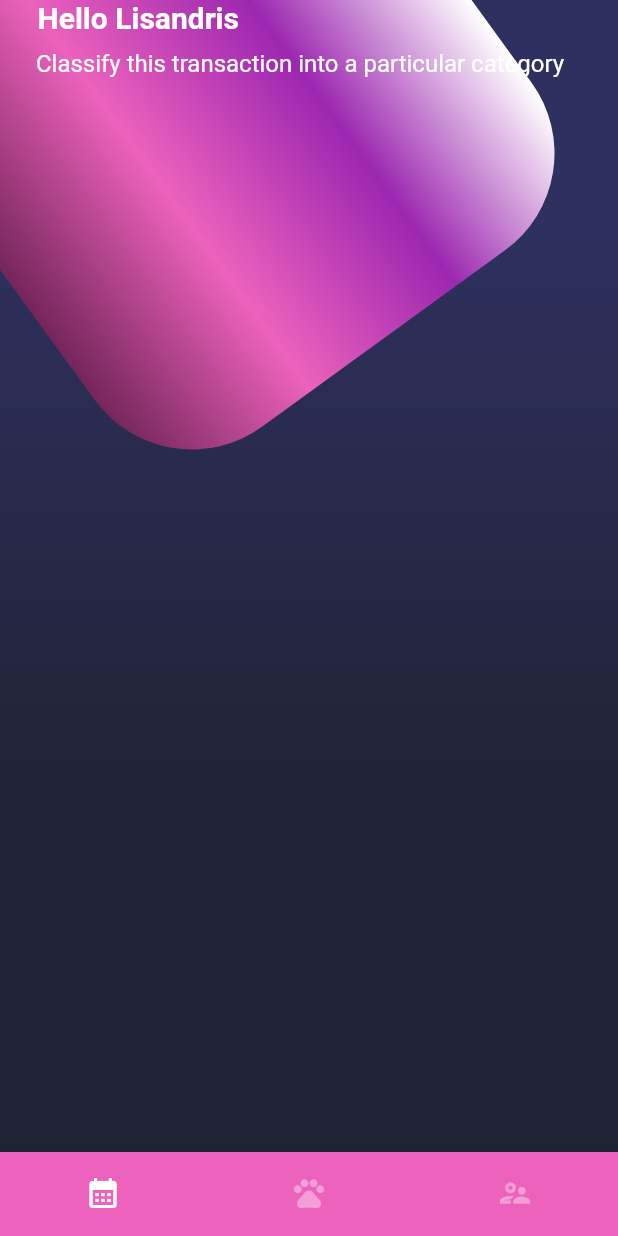
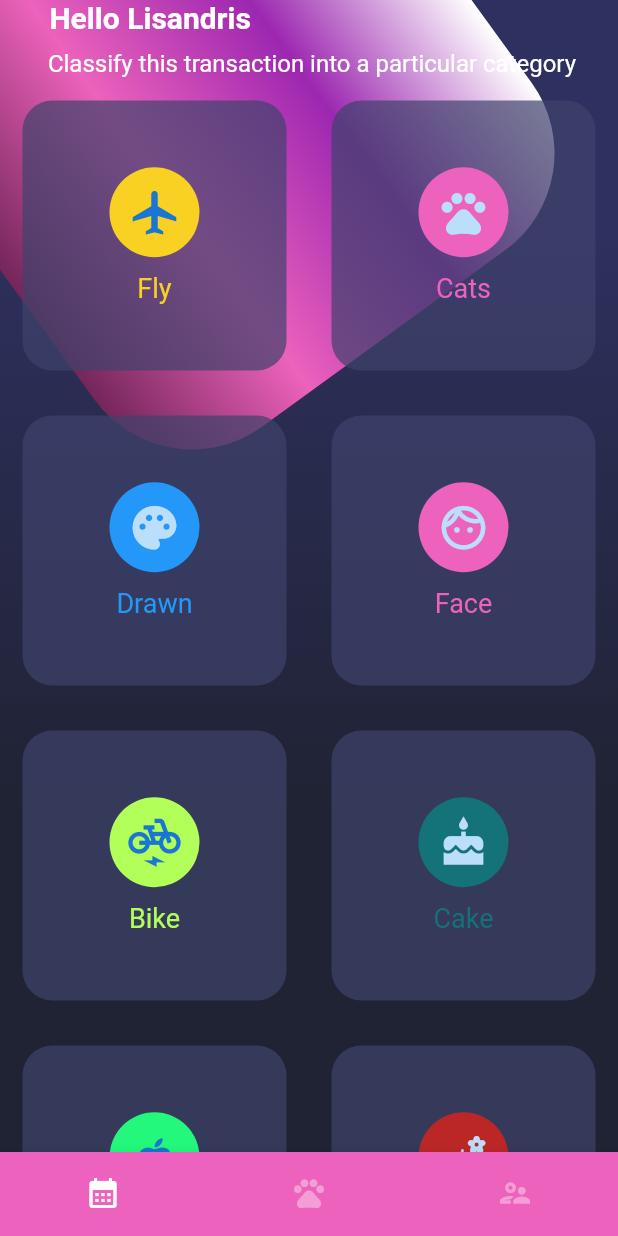
Before and after one commit to Lisandris/Dise-os-de-Flutter-en-tres-niveles, a Flutter app: the screen it shows after launch, on a phone screen of 412 x 824 dp. Run offline on Flutter 3.47's test engine with Material 2 defaults, Android fonts, the phone set to English and light mode, and no system bars.

Commit message:
Diseño de Tablas e Iconos

```diff
--- /dev/null
+++ b/lib/screens/card_table.dart
@@ -0,0 +1,91 @@
+import 'package:flutter/material.dart';
+
+class CardTable extends StatelessWidget {
+  const CardTable({Key? key}) : super(key: key);
+
+  @override
+  Widget build(BuildContext context) {
+    return Table(
+      children: const [
+        TableRow(
+          children:[
+            _SingleCard( color: Color.fromARGB(255, 248, 209, 35), icon: Icons.airplanemode_active_outlined, text: 'Fly'),
+            _SingleCard( color:  Color.fromRGBO(236, 98, 188, 1), icon: Icons.pets, text: 'Cats'),
+          ]
+        ),
+        TableRow(
+          children:[
+              _SingleCard( color: Color.fromARGB(255, 35, 152, 248), icon: Icons.palette_rounded, text: 'Drawn'),
+            _SingleCard( color:  Color.fromRGBO(236, 98, 188, 1), icon: Icons.face_outlined, text: 'Face'),
+          ]
+        ),
+        TableRow(
+          children:[
+            _SingleCard( color: Colors.lightGreenAccent, icon: Icons.electric_bike_outlined, text: 'Bike'),
+            _SingleCard( color:  Color.fromARGB(255, 20, 114, 121), icon: Icons.cake_sharp, text: 'Cake'),
+          ]
+        ),
+        TableRow(
+          children:[
+            _SingleCard( color: Color.fromARGB(255, 35, 248, 124), icon: Icons.apple, text: 'Apple'),
+            _SingleCard( color:  Color.fromARGB(255, 187, 39, 39), icon: Icons.emoji_nature_rounded, text: 'Nature'),
+          ]
+        ),
+        TableRow(
+          children:[
+            _SingleCard( color: Color.fromARGB(255, 124, 187, 238), icon: Icons.music_note_sharp, text: 'Music'),
+            _SingleCard( color:  Color.fromARGB(250, 156, 54, 131), icon: Icons.nightlight_round_sharp , text: 'Moon'),
+          ]
+        ),
+        TableRow(
+          children:[
+            _SingleCard( color: Color.fromARGB(255, 88, 68, 163), icon: Icons.android_rounded, text: 'Android'),
+            _SingleCard( color:  Color.fromARGB(249, 221, 118, 126), icon: Icons.ramen_dining, text: 'Food'),
+          ]
+        ),
+      ]
+
+    );
+
+  }
+}
+
+class _SingleCard extends StatelessWidget {
+
+  final IconData icon;
+  final Color color;
+  final String text;
+
+  const _SingleCard({
+      Key? key,
+      required this.icon,
+      required this.color,
+      required this.text
+     }): super(key: key);
+
+
+
+  @override
+  Widget build(BuildContext context) {
+    return Container(
+      margin: EdgeInsets.all(15),
+      height: 180,
+      decoration: BoxDecoration(
+        color: const Color.fromRGBO(62, 66, 107, 0.7),
+        borderRadius: BorderRadius.circular(20),
+      ),
+      child: Column(
+        mainAxisAlignment: MainAxisAlignment.center,
+        children: [
+          CircleAvatar(
+            backgroundColor: this.color,
+            child: Icon( this.icon, size: 35,),
+            radius: 30,
+          ),
+          SizedBox( height: 10),
+          Text(this.text, style: TextStyle (color: this.color, fontSize: 18))
+        ]
+      )
+    );
+  }
+}
--- a/lib/screens/home_screen.dart
+++ b/lib/screens/home_screen.dart
@@ -1,10 +1,12 @@
+import 'package:flutter/material.dart';
+import 'package:disenos/screens/card_table.dart';
 import 'package:disenos/widgets/background.dart';
 import 'package:disenos/widgets/custom_button_navigation.dart';
-import 'package:flutter/material.dart';
 import '../widgets/page_title.dart';
 
 
 class HomeScreen extends StatelessWidget {
+  const HomeScreen({Key? key}) : super(key: key);
 
   @override
   Widget build(BuildContext context) {
@@ -29,10 +31,13 @@ class _HomeBody extends StatelessWidget {
   Widget build(BuildContext context) {
     return SingleChildScrollView(
       child: Column(
-
         children: [
           // titulos
           PageTitle(),
+
+          // Card Table
+          CardTable(),
+
 
 
         ],
```
